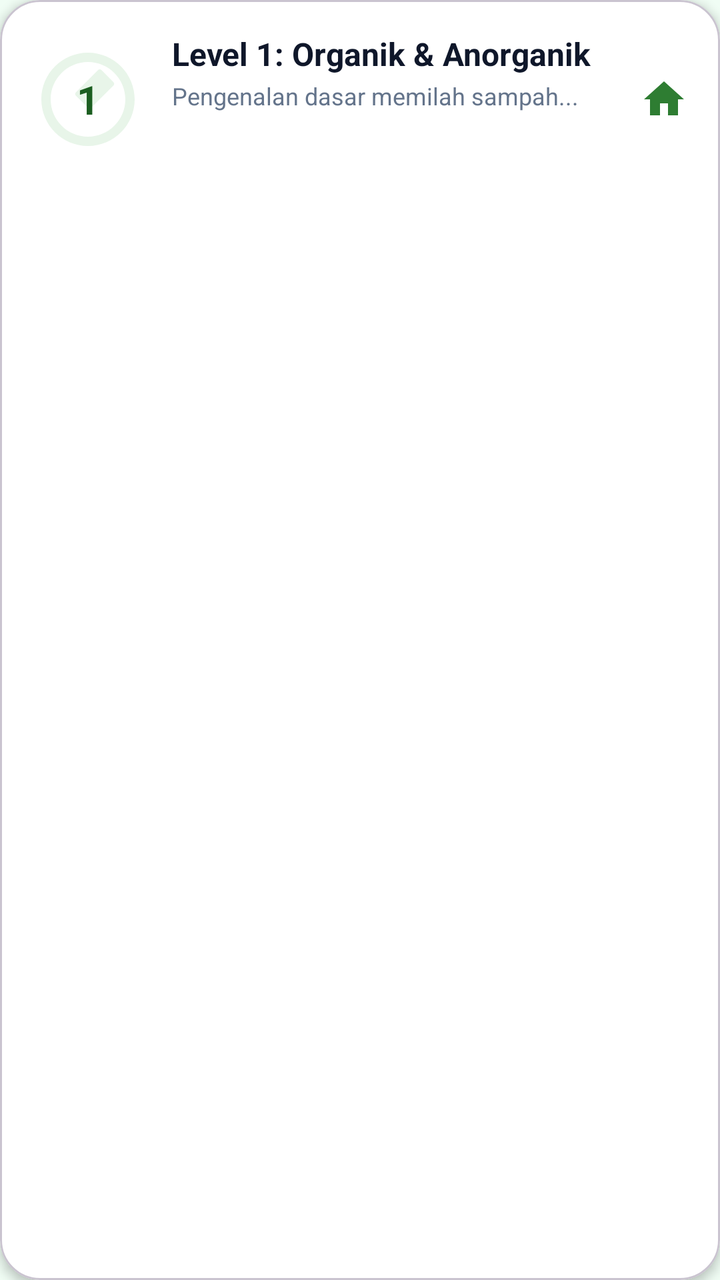
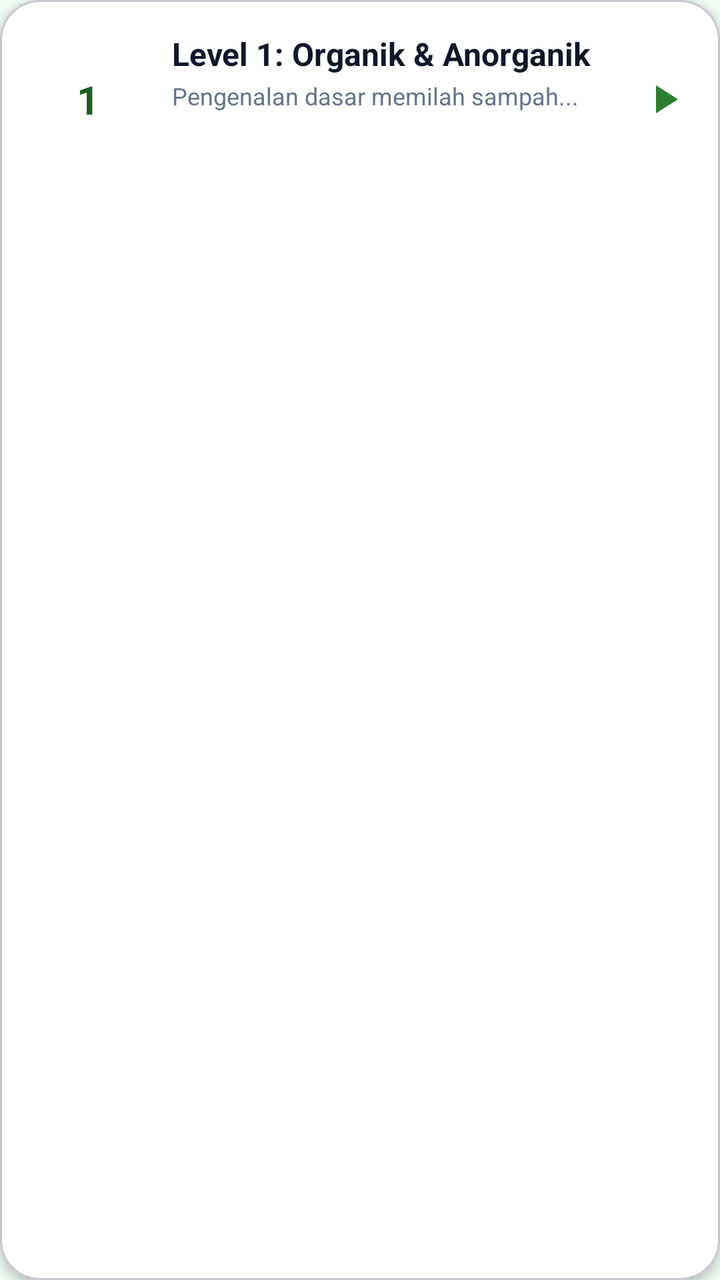

An Android layout rendered at two revisions. The XML below is the earlier revision; the diff shows what the commit changed to produce the second picture.
<!-- AndroidManifest.xml: application theme Theme.EcoLens -->
<!-- res/layout/item_quiz_level.xml -->
<?xml version="1.0" encoding="utf-8"?>
<com.google.android.material.card.MaterialCardView xmlns:android="http://schemas.android.com/apk/res/android"
    xmlns:app="http://schemas.android.com/apk/res-auto"
    android:id="@+id/cardLevel"
    android:layout_width="match_parent"
    android:layout_height="wrap_content"
    android:layout_marginBottom="16dp"
    app:cardCornerRadius="20dp"
    app:cardElevation="3dp"
    app:cardBackgroundColor="@color/card_surface">

    <LinearLayout
        android:layout_width="match_parent"
        android:layout_height="wrap_content"
        android:orientation="horizontal"
        android:padding="16dp"
        android:gravity="center_vertical">

        
        <FrameLayout
            android:layout_width="56dp"
            android:layout_height="56dp">

            <TextView
                android:id="@+id/tvLevelBadge"
                android:layout_width="match_parent"
                android:layout_height="match_parent"
                android:background="@drawable/ic_nav_scan"
                android:backgroundTint="@color/primary_container"
                android:gravity="center"
                android:text="1"
                android:textColor="@color/primary_dark"
                android:textSize="20sp"
                android:textStyle="bold" />

            <ImageView
                android:id="@+id/imgLockIcon"
                android:layout_width="24dp"
                android:layout_height="24dp"
                android:layout_gravity="center"
                android:src="@drawable/ic_nav_learn"
                app:tint="@color/text_secondary"
                android:visibility="gone" />
        </FrameLayout>

        <LinearLayout
            android:layout_width="0dp"
            android:layout_height="wrap_content"
            android:layout_marginStart="14dp"
            android:layout_weight="1"
            android:orientation="vertical">

            <TextView
                android:id="@+id/tvLevelTitle"
                android:layout_width="wrap_content"
                android:layout_height="wrap_content"
                android:text="Level 1: Organik &amp; Anorganik"
                android:textColor="@color/text_primary"
                android:textSize="16sp"
                android:textStyle="bold" />

            <TextView
                android:id="@+id/tvLevelSubtitle"
                android:layout_width="wrap_content"
                android:layout_height="wrap_content"
                android:layout_marginTop="2dp"
                android:text="Pengenalan dasar memilah sampah..."
                android:textColor="@color/text_secondary"
                android:textSize="12sp" />

            
            <TextView
                android:id="@+id/tvStars"
                android:layout_width="wrap_content"
                android:layout_height="wrap_content"
                android:layout_marginTop="6dp"
                android:text=""
                android:textSize="16sp" />
        </LinearLayout>

        <ImageView
            android:id="@+id/imgArrow"
            android:layout_width="24dp"
            android:layout_height="24dp"
            android:src="@drawable/ic_nav_home"
            app:tint="@color/primary" />

    </LinearLayout>
</com.google.android.material.card.MaterialCardView>
<!-- resources referenced by this layout -->
<resources>
  <color name="card_surface">#FFFFFF</color>
  <color name="primary">#2E7D32</color>
  <color name="primary_container">#E8F5E9</color>
  <color name="primary_dark">#1B5E20</color>
  <color name="text_primary">#0F172A</color>
  <color name="text_secondary">#64748B</color>
  <!-- drawable ic_nav_home (drawable) -->
  <vector xmlns:android="http://schemas.android.com/apk/res/android"
      android:width="24dp"
      android:height="24dp"
      android:viewportWidth="24"
      android:viewportHeight="24">
    <path
        android:fillColor="#FF000000"
        android:pathData="M10,20v-6h4v6h5v-8h3L12,3 2,12h3v8z"/>
  </vector>
  <!-- drawable ic_nav_learn (drawable) -->
  <vector xmlns:android="http://schemas.android.com/apk/res/android"
      android:width="24dp"
      android:height="24dp"
      android:viewportWidth="24"
      android:viewportHeight="24">
    <path
        android:fillColor="#FF000000"
        android:pathData="M18,2H6c-1.1,0 -2,0.9 -2,2v16c0,1.1 0.9,2 2,2h12c1.1,0 2,-0.9 2,-2V4c0,-1.1 -0.9,-2 -2,-2zM6,4h5v8l-2.5,-1.5L6,12V4z"/>
  </vector>
  <!-- drawable ic_nav_scan (drawable) -->
  <vector xmlns:android="http://schemas.android.com/apk/res/android"
      android:width="24dp"
      android:height="24dp"
      android:viewportWidth="24"
      android:viewportHeight="24">
    <path
        android:fillColor="#FF000000"
        android:pathData="M9.4,10.5l4.77,-4.77c0.2,-0.2 0.51,-0.2 0.71,0l2.58,2.58c0.2,0.2 0.2,0.51 0,0.71L12.69,13.8c-0.2,0.2 -0.51,0.2 -0.71,0L9.4,11.21c-0.2,-0.2 -0.2,-0.51 0,-0.71zM12,2C6.48,2 2,6.48 2,12s4.48,10 10,10 10,-4.48 10,-10S17.52,2 12,2zm0,18c-4.41,0 -8,-3.59 -8,-8s3.59,-8 8,-8 8,3.59 8,8 -3.59,8 -8,8z"/>
  </vector>
  <style name="Theme.EcoLens" parent="Base.Theme.EcoLens" />
  <style name="Base.Theme.EcoLens" parent="Theme.Material3.DayNight.NoActionBar">
          
          <item name="colorPrimary">@color/primary</item>
          <item name="colorOnPrimary">@color/white</item>
          <item name="colorPrimaryContainer">@color/primary_container</item>
          <item name="colorOnPrimaryContainer">@color/on_primary_container</item>
          <item name="android:statusBarColor">@color/primary_dark</item>
          <item name="android:windowBackground">@color/bg_light</item>
  
          
          <item name="android:textColorPrimary">@color/text_primary</item>
          <item name="android:textColorSecondary">@color/text_secondary</item>
          <item name="android:textColorHint">@color/text_secondary</item>
          <item name="android:editTextColor">@color/text_primary</item>
          <item name="colorOnSurface">@color/text_primary</item>
          <item name="colorOnSurfaceVariant">@color/text_secondary</item>
  
          
          <item name="android:indeterminateTint">@color/primary</item>
          <item name="colorSecondary">@color/primary</item>
          <item name="colorControlActivated">@color/primary</item>
          <item name="colorControlNormal">@color/text_secondary</item>
  
          
          <item name="android:windowLightStatusBar">true</item>
  
          
          <item name="android:windowLightNavigationBar" tools:targetApi="O_MR1">true</item>
      </style>
  <color name="white">#FFFFFFFF</color>
  <color name="on_primary_container">#1B5E20</color>
  <color name="bg_light">#F0FDF4</color>
</resources>

<!-- the commit's change to res/layout/item_quiz_level.xml (unified diff, before → after) -->
@@ -25,7 +25,6 @@
                 android:id="@+id/tvLevelBadge"
                 android:layout_width="match_parent"
                 android:layout_height="match_parent"
-                android:background="@drawable/ic_nav_scan"
                 android:backgroundTint="@color/primary_container"
                 android:gravity="center"
                 android:text="1"
@@ -82,7 +81,7 @@
             android:id="@+id/imgArrow"
             android:layout_width="24dp"
             android:layout_height="24dp"
-            android:src="@drawable/ic_nav_home"
+            android:src="@drawable/baseline_play_arrow_24"
             app:tint="@color/primary" />
 
     </LinearLayout>
<!-- resource entries referenced after the edit -->
@@ -6,15 +6,11 @@
   <color name="primary_dark">#1B5E20</color>
   <color name="text_primary">#0F172A</color>
   <color name="text_secondary">#64748B</color>
-  <!-- drawable ic_nav_home (drawable) -->
-  <vector xmlns:android="http://schemas.android.com/apk/res/android"
-      android:width="24dp"
-      android:height="24dp"
-      android:viewportWidth="24"
-      android:viewportHeight="24">
-    <path
-        android:fillColor="#FF000000"
-        android:pathData="M10,20v-6h4v6h5v-8h3L12,3 2,12h3v8z"/>
+  <!-- drawable baseline_play_arrow_24 (drawable) -->
+  <vector xmlns:android="http://schemas.android.com/apk/res/android" android:height="24dp" android:tint="#000000" android:viewportHeight="24" android:viewportWidth="24" android:width="24dp">
+        
+      <path android:fillColor="@android:color/white" android:pathData="M8,5v14l11,-7z"/>
+      
   </vector>
   <!-- drawable ic_nav_learn (drawable) -->
   <vector xmlns:android="http://schemas.android.com/apk/res/android"
@@ -25,16 +21,6 @@
     <path
         android:fillColor="#FF000000"
         android:pathData="M18,2H6c-1.1,0 -2,0.9 -2,2v16c0,1.1 0.9,2 2,2h12c1.1,0 2,-0.9 2,-2V4c0,-1.1 -0.9,-2 -2,-2zM6,4h5v8l-2.5,-1.5L6,12V4z"/>
-  </vector>
-  <!-- drawable ic_nav_scan (drawable) -->
-  <vector xmlns:android="http://schemas.android.com/apk/res/android"
-      android:width="24dp"
-      android:height="24dp"
-      android:viewportWidth="24"
-      android:viewportHeight="24">
-    <path
-        android:fillColor="#FF000000"
-        android:pathData="M9.4,10.5l4.77,-4.77c0.2,-0.2 0.51,-0.2 0.71,0l2.58,2.58c0.2,0.2 0.2,0.51 0,0.71L12.69,13.8c-0.2,0.2 -0.51,0.2 -0.71,0L9.4,11.21c-0.2,-0.2 -0.2,-0.51 0,-0.71zM12,2C6.48,2 2,6.48 2,12s4.48,10 10,10 10,-4.48 10,-10S17.52,2 12,2zm0,18c-4.41,0 -8,-3.59 -8,-8s3.59,-8 8,-8 8,3.59 8,8 -3.59,8 -8,8z"/>
   </vector>
   <style name="Theme.EcoLens" parent="Base.Theme.EcoLens" />
   <style name="Base.Theme.EcoLens" parent="Theme.Material3.DayNight.NoActionBar">
